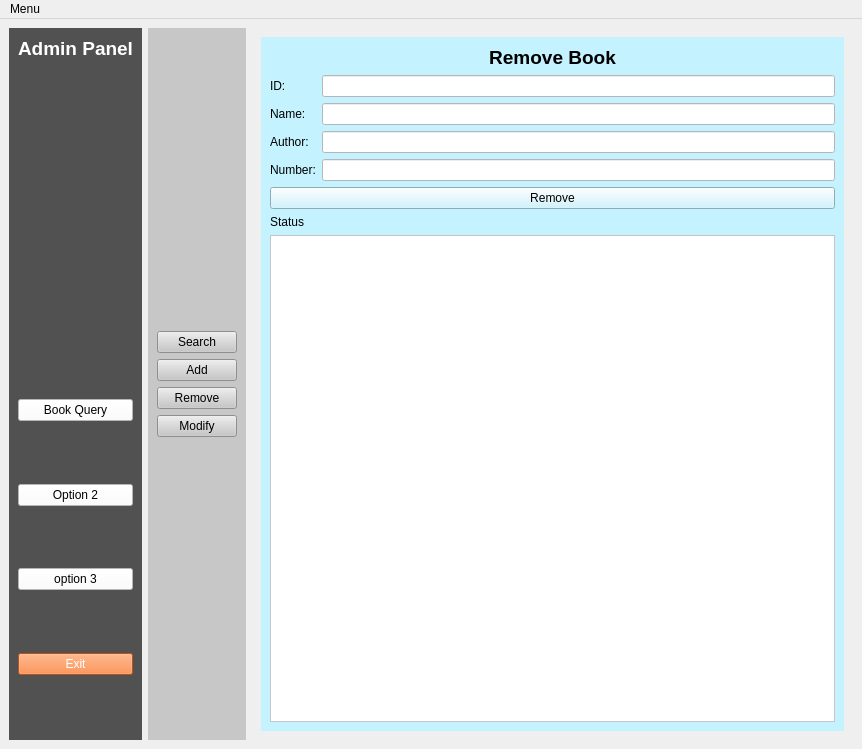
The window that ui/admin.ui (mursalatul/library-management-system) describes before a commit, drawn with Qt 5.
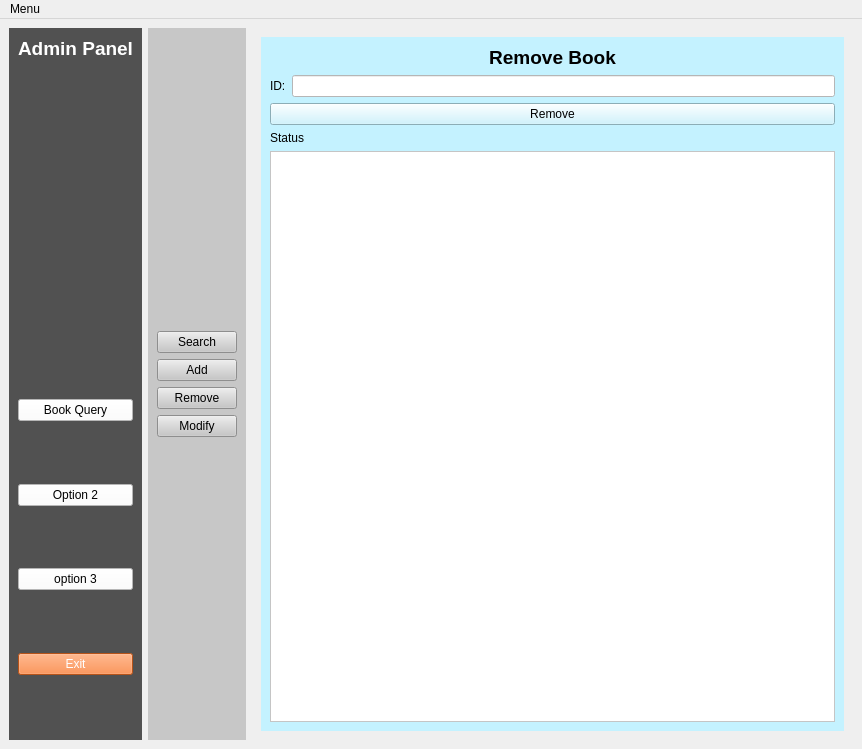
The same window after the commit. The open tabs and pages were chosen to show the change. Icons and pictures are not drawn.

Commit message: remove book feature added.

Diff of the .ui file:
```diff
--- a/ui/admin.ui
+++ b/ui/admin.ui
@@ -572,48 +572,6 @@
                </property>
               </widget>
              </item>
-             <item row="1" column="0">
-              <widget class="QLabel" name="label_12">
-               <property name="text">
-                <string>Name:</string>
-               </property>
-              </widget>
-             </item>
-             <item row="1" column="1">
-              <widget class="QLineEdit" name="lineEdit_add_book_name_2">
-               <property name="styleSheet">
-                <string notr="true">background-color: rgb(255, 255, 255);</string>
-               </property>
-              </widget>
-             </item>
-             <item row="2" column="0">
-              <widget class="QLabel" name="label_13">
-               <property name="text">
-                <string>Author:</string>
-               </property>
-              </widget>
-             </item>
-             <item row="2" column="1">
-              <widget class="QLineEdit" name="lineEdit_add_book_author_2">
-               <property name="styleSheet">
-                <string notr="true">background-color: rgb(255, 255, 255);</string>
-               </property>
-              </widget>
-             </item>
-             <item row="3" column="0">
-              <widget class="QLabel" name="label_14">
-               <property name="text">
-                <string>Number:</string>
-               </property>
-              </widget>
-             </item>
-             <item row="3" column="1">
-              <widget class="QLineEdit" name="lineEdit_add_book_number_2">
-               <property name="styleSheet">
-                <string notr="true">background-color: rgb(255, 255, 255);</string>
-               </property>
-              </widget>
-             </item>
             </layout>
            </item>
            <item row="2" column="0">
```
Left out of the diff: 4 changed lines with no effect on the pictures. The commit also changes 2 other files.
